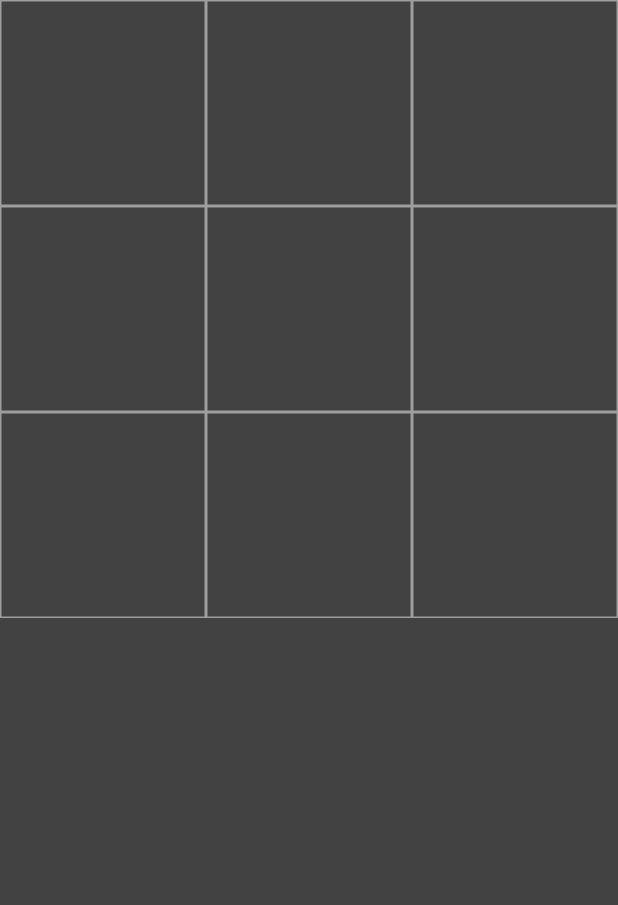
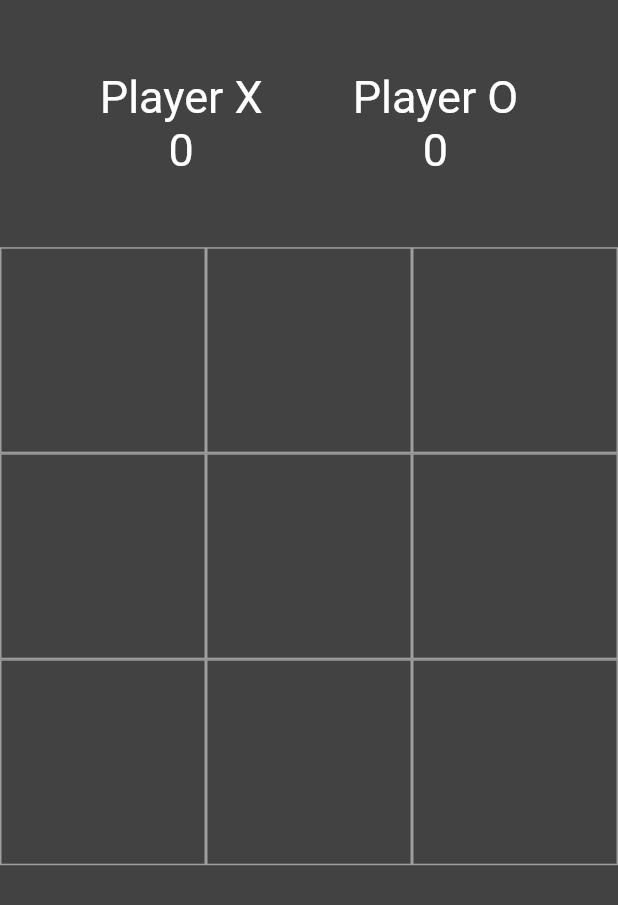
Before and after one commit to j3kaiii/TicTacFlutter, a Flutter app: the screen it shows after launch, on a phone screen of 412 x 824 dp. Shown: the top 905 px of the screen. Run offline on Flutter 3.47's test engine with Material 2 defaults, Android fonts, the phone set to English and light mode, and no system bars.

Commit message:
created Scoreboard with PlayerX and PlayerO scores

```diff
--- a/lib/main.dart
+++ b/lib/main.dart
@@ -35,15 +35,49 @@ class _HomePageState extends State<HomePage> {
     '',
   ]; // значек на поле
 
+  var myTextStyle = TextStyle(color: Colors.white, fontSize: 30);
+  int oScore = 0;
+  int xScore = 0;
+
   @override
   Widget build(BuildContext context) {
     return Scaffold(
       backgroundColor: Colors.grey[800], // бэкграунд
-      body: GridView.builder(
+      body: Column(
+        children: [
+          Expanded(
+              child: Container(
+            child: Row(mainAxisAlignment: MainAxisAlignment.center, children: [
+              Padding(
+                padding: const EdgeInsets.all(30.0),
+                child: Column(
+                  mainAxisAlignment: MainAxisAlignment.center,
+                  children: [
+                    Text('Player X', style: myTextStyle),
+                    Text(xScore.toString(), style: myTextStyle)
+                  ],
+                ),
+              ),
+              Padding(
+                padding: const EdgeInsets.all(30.0),
+                child: Column(
+                  mainAxisAlignment: MainAxisAlignment.center,
+                  children: [
+                    Text('Player O', style: myTextStyle),
+                    Text(oScore.toString(), style: myTextStyle)
+                  ],
+                ),
+              ),
+            ]),
+          )),
+          Expanded(
+            flex: 3,
+            child: GridView.builder(
                 //сетка
                 itemCount: 9, // из 9 элементов
                 gridDelegate: // 3*3
-              SliverGridDelegateWithFixedCrossAxisCount(crossAxisCount: 3),
+                    SliverGridDelegateWithFixedCrossAxisCount(
+                        crossAxisCount: 3),
                 itemBuilder: (BuildContext context, int index) {
                   return GestureDetector(
                     // ловим тап
@@ -65,15 +99,19 @@ class _HomePageState extends State<HomePage> {
                     ),
                   );
                 }),
+          ),
+          Expanded(child: Container()),
+        ],
+      ),
     );
   }
 
   void _tapped(int index) {
     // стейт можно изменить только внутри setState
     setState(() {
-      if (onTurn) {
+      if (onTurn && sign[index] == '') {
         sign[index] = 'X';
-      } else {
+      } else if (!onTurn && sign[index] == '') {
         sign[index] = 'O';
       }
 
```
Lines whose indentation alone changed are shown as unchanged.
